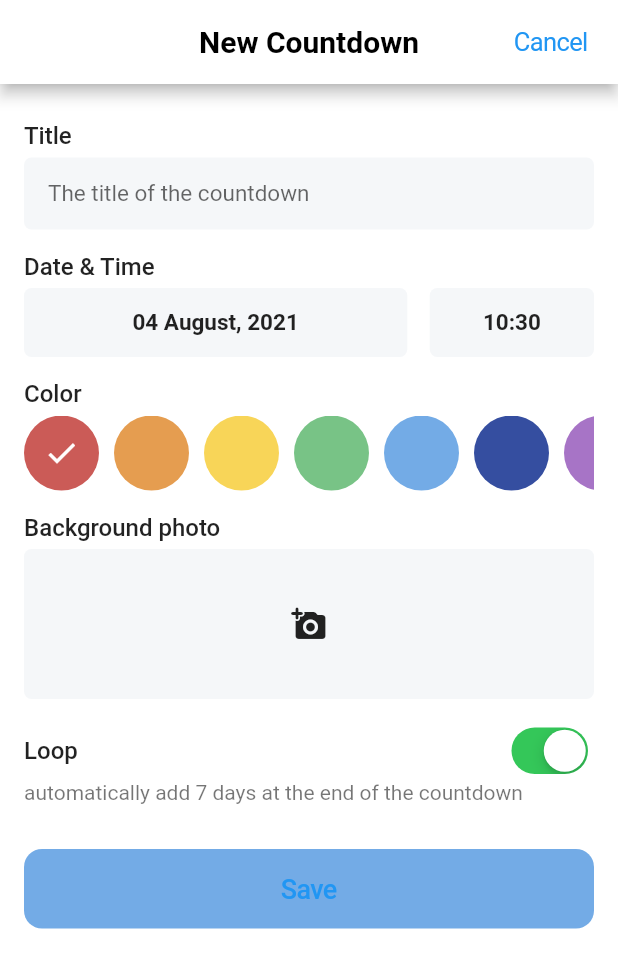
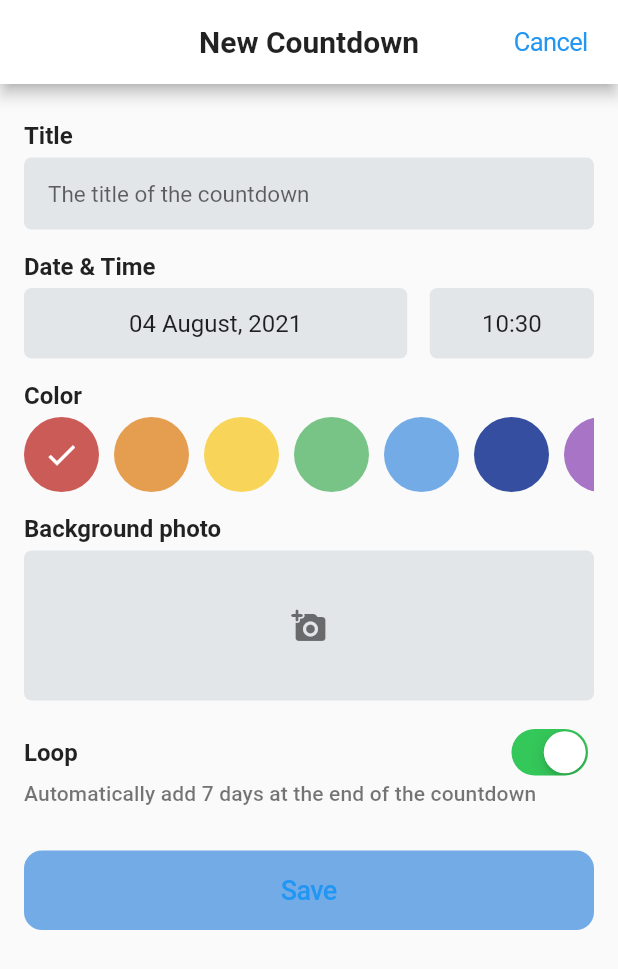
Before and after one commit to khduy/countdown, a Flutter app: the NewCountdownPage screen opened directly, on a phone screen of 412 x 824 dp. Shown: the top 969 px of the screen. Run offline on Flutter 3.47's test engine with Material 2 defaults, Android fonts, the phone set to English and light mode, and no system bars; our stand-ins replace flutter_holo_date_picker, flutter_local_notifications, image_picker, modal_bottom_sheet, sqflite, timezone; missing offline and left inert: day_night_time_picker; accounts and stored records are empty.

Commit message:
dark mode base on device setting

```diff
--- a/lib/main.dart
+++ b/lib/main.dart
@@ -12,13 +12,81 @@ Future<void> main() async {
 }
 
 class MyApp extends StatelessWidget {
+  final lightTheme = ThemeData.light().copyWith(
+    primaryColor: Colors.white,
+    accentColor: Colors.black.withOpacity(0.87),
+    backgroundColor: Color(0xfffafafa),
+    hoverColor: Color(0xffe3e6e9),
+    iconTheme: IconThemeData(color: Colors.black54),
+    textTheme: TextTheme().copyWith(
+      headline1: TextStyle(
+        fontFamily: 'Anton',
+        fontSize: 30,
+        color: Colors.black.withOpacity(0.87),
+      ),
+      headline2: TextStyle(
+        fontSize: 20,
+        fontWeight: FontWeight.bold,
+        color: Colors.black87,
+      ),
+      bodyText1: TextStyle(
+        fontSize: 16,
+        fontWeight: FontWeight.bold,
+        color: Colors.black87,
+      ),
+      bodyText2: TextStyle(
+        fontSize: 16,
+        fontWeight: FontWeight.normal,
+        color: Colors.black87,
+      ),
+      subtitle2: TextStyle(
+        fontSize: 14,
+        color: Colors.black54,
+      ),
+    ),
+  );
+
+  final darkTheme = ThemeData.dark().copyWith(
+    primaryColor: Color(0xff242526),
+    accentColor: Colors.white.withOpacity(0.87),
+    backgroundColor: Color(0xff18191a),
+    hoverColor: Color(0xff3a3b3c),
+    primaryColorLight: Colors.white.withOpacity(0.87),
+    iconTheme: IconThemeData(color: Colors.white.withOpacity(0.8)),
+    textTheme: TextTheme().copyWith(
+      headline1: TextStyle(
+        fontFamily: 'Anton',
+        fontSize: 30,
+        color: Colors.white.withOpacity(0.87),
+      ),
+      headline2: TextStyle(
+        fontSize: 20,
+        fontWeight: FontWeight.bold,
+        color: Colors.white.withOpacity(0.87),
+      ),
+      bodyText1: TextStyle(
+        fontSize: 16,
+        fontWeight: FontWeight.bold,
+        color: Colors.white.withOpacity(0.87),
+      ),
+      bodyText2: TextStyle(
+        fontSize: 16,
+        fontWeight: FontWeight.normal,
+        color: Colors.white.withOpacity(0.87),
+      ),
+      subtitle2: TextStyle(
+        fontSize: 14,
+        color: Colors.white54,
+      ),
+    ),
+  );
+
   @override
   Widget build(BuildContext context) {
     return MaterialApp(
       title: 'Countdown',
-      theme: ThemeData(
-        primarySwatch: Colors.blue,
-      ),
+      theme: lightTheme,
+      darkTheme: darkTheme,
       debugShowCheckedModeBanner: false,
       initialRoute: '/',
       onGenerateRoute: (RouteSettings settings) {
--- a/lib/views/new_countdown/new_countdown.dart
+++ b/lib/views/new_countdown/new_countdown.dart
@@ -20,11 +20,6 @@ class NewCountdownPage extends StatefulWidget {
 }
 
 class _NewCountdownPageState extends State<NewCountdownPage> {
-  final titleTextStyle = TextStyle(
-    fontSize: 16,
-    fontWeight: FontWeight.w500,
-  );
-
   late final NewCountdownProvider newCountdownProvider;
   late final titleController;
   bool isInit = true;
@@ -51,20 +46,14 @@ class _NewCountdownPageState extends State<NewCountdownPage> {
 
   @override
   Widget build(BuildContext context) {
+    final theme = Theme.of(context);
     return GestureDetector(
       onTap: () => FocusScope.of(context).unfocus(),
       child: Scaffold(
-        backgroundColor: Colors.white,
+        backgroundColor: theme.backgroundColor,
         appBar: AppBar(
-          backgroundColor: Colors.white,
-          title: Text(
-            'New Countdown',
-            style: TextStyle(
-              fontSize: 20,
-              fontWeight: FontWeight.bold,
-              color: Colors.black,
-            ),
-          ),
+          backgroundColor: theme.primaryColor,
+          title: Text('New Countdown', style: theme.textTheme.headline2),
           centerTitle: true,
           automaticallyImplyLeading: false,
           actions: [
@@ -85,7 +74,7 @@ class _NewCountdownPageState extends State<NewCountdownPage> {
               child: Column(
                 crossAxisAlignment: CrossAxisAlignment.start,
                 children: [
-                  Text('Title', style: titleTextStyle),
+                  Text('Title', style: theme.textTheme.bodyText1),
                   SizedBox(height: 5),
                   TextFormField(
                     controller: titleController,
@@ -93,14 +82,14 @@ class _NewCountdownPageState extends State<NewCountdownPage> {
                     onChanged: (value) {
                       newCountdownProvider.setName = value;
                     },
-                    style: TextStyle(fontSize: 15),
+                    style: theme.textTheme.bodyText2,
                     decoration: InputDecoration(
                       contentPadding: EdgeInsets.symmetric(horizontal: 16),
                       border: OutlineInputBorder(
                         borderRadius: BorderRadius.circular(5),
                         borderSide: BorderSide.none,
                       ),
-                      fillColor: Color(0xfff5f7f9),
+                      fillColor: theme.hoverColor,
                       filled: true,
                       hintText: 'The title of the countdown',
                       hintStyle: TextStyle(fontSize: 15),
@@ -113,7 +102,7 @@ class _NewCountdownPageState extends State<NewCountdownPage> {
                     },
                   ),
                   SizedBox(height: 15),
-                  Text('Date & Time', style: titleTextStyle),
+                  Text('Date & Time', style: theme.textTheme.bodyText1),
                   SizedBox(height: 5),
                   Row(
                     children: [
@@ -124,7 +113,7 @@ class _NewCountdownPageState extends State<NewCountdownPage> {
                           child: Container(
                             padding: EdgeInsets.all(14),
                             decoration: BoxDecoration(
-                              color: Color(0xfff5f7f9),
+                              color: theme.hoverColor,
                               borderRadius: BorderRadius.circular(5),
                             ),
                             child: Center(
@@ -132,7 +121,7 @@ class _NewCountdownPageState extends State<NewCountdownPage> {
                                 builder: (context, provider, child) {
                                   return Text(
                                     _formatter.format(provider.date),
-                                    style: TextStyle(fontSize: 15, fontWeight: FontWeight.bold),
+                                    style: theme.textTheme.bodyText2,
                                   );
                                 },
                               ),
@@ -145,6 +134,9 @@ class _NewCountdownPageState extends State<NewCountdownPage> {
                               firstDate: DateTime.now(),
                               dateFormat: "dd-MMMM-yyyy",
                               looping: true,
+                              backgroundColor: theme.primaryColor,
+                              textColor: theme.accentColor,
+                              itemTextStyle: theme.textTheme.bodyText1,
                             );
                             if (date != null) {
                               newCountdownProvider.pickDate(date);
@@ -160,7 +152,7 @@ class _NewCountdownPageState extends State<NewCountdownPage> {
                           child: Container(
                             padding: EdgeInsets.all(14),
                             decoration: BoxDecoration(
-                              color: Color(0xfff5f7f9),
+                              color: theme.hoverColor,
                               borderRadius: BorderRadius.circular(5),
                             ),
                             child: Center(
@@ -174,7 +166,7 @@ class _NewCountdownPageState extends State<NewCountdownPage> {
                                       : "${provider.time.minute}";
                                   return Text(
                                     '$hour:$mins',
-                                    style: TextStyle(fontSize: 15, fontWeight: FontWeight.bold),
+                                    style: theme.textTheme.bodyText2,
                                   );
                                 },
                               ),
@@ -186,7 +178,12 @@ class _NewCountdownPageState extends State<NewCountdownPage> {
                                 elevation: 1,
                                 is24HrFormat: true,
                                 value: newCountdownProvider.time,
+                                accentColor: MColor.blue,
                                 onChange: newCountdownProvider.pickTime,
+                                okCancelStyle: TextStyle(
+                                  color: theme.accentColor,
+                                  fontWeight: FontWeight.w500,
+                                ),
                               ),
                             );
                           },
@@ -196,7 +193,7 @@ class _NewCountdownPageState extends State<NewCountdownPage> {
                   ),
                   // ========================= color picker ===================
                   SizedBox(height: 15),
-                  Text('Color', style: titleTextStyle),
+                  Text('Color', style: theme.textTheme.bodyText1),
                   SizedBox(height: 5),
                   MColorPicker(
                     initColor: newCountdownProvider.color,
@@ -204,7 +201,7 @@ class _NewCountdownPageState extends State<NewCountdownPage> {
                   ),
                   // ========================== image picker ==================
                   SizedBox(height: 15),
-                  Text('Background photo', style: titleTextStyle),
+                  Text('Background photo', style: theme.textTheme.bodyText1),
                   SizedBox(height: 5),
                   GestureDetector(
                     child: Consumer<NewCountdownProvider>(
@@ -215,7 +212,7 @@ class _NewCountdownPageState extends State<NewCountdownPage> {
                           minWidth: double.infinity,
                         ),
                         decoration: BoxDecoration(
-                          color: Color(0xfff5f7f9),
+                          color: theme.hoverColor,
                           borderRadius: BorderRadius.circular(5),
                         ),
                         child: provider.backgroundPhoto != null
@@ -236,7 +233,7 @@ class _NewCountdownPageState extends State<NewCountdownPage> {
                   SizedBox(height: 15),
                   Row(
                     children: [
-                      Text("Loop", style: titleTextStyle),
+                      Text("Loop", style: theme.textTheme.bodyText1),
                       Spacer(),
                       Consumer<NewCountdownProvider>(
                         builder: (context, provider, child) {
@@ -251,8 +248,8 @@ class _NewCountdownPageState extends State<NewCountdownPage> {
                     ],
                   ),
                   Text(
-                    "automatically add 7 days at the end of the countdown",
-                    style: TextStyle(color: Colors.black54),
+                    "Automatically add 7 days at the end of the countdown",
+                    style: theme.textTheme.subtitle2,
                   ),
                   SizedBox(height: 30),
                   SizedBox(
```
Also changed, not shown: lib/views/home_page/home.dart (+17 -31 lines), lib/views/home_page/widgets/coundown_item.dart (+14 -5 lines).
